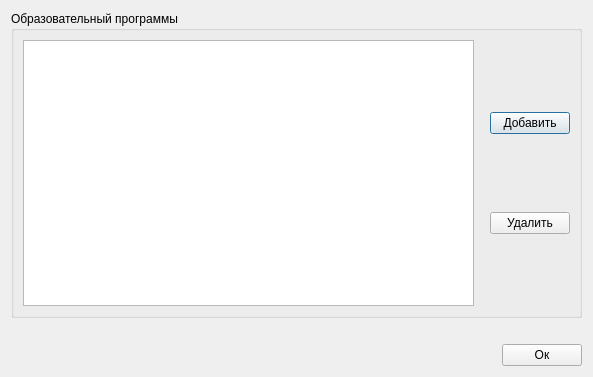
This is ui/educationalprogramwindow.ui in 7enSmile/clientVKR as Qt 5 draws it before an edit. The edited form follows.
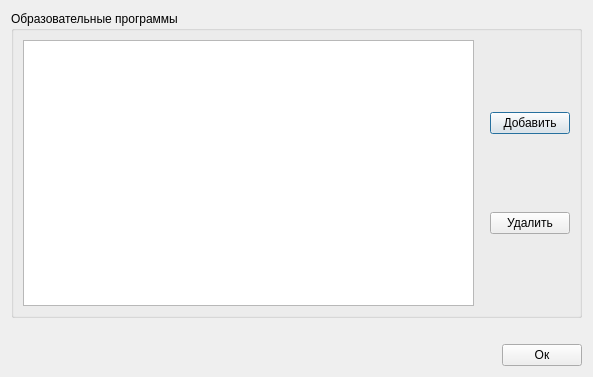
This is the edited form.

Commit message: Добавление образовательной программы у студента

Patch:
```diff
--- a/ui/educationalprogramwindow.ui
+++ b/ui/educationalprogramwindow.ui
@@ -17,7 +17,7 @@
    <item>
     <widget class="QGroupBox" name="groupBox">
      <property name="title">
-      <string>Образовательный программы</string>
+      <string>Образовательные программы</string>
      </property>
      <layout class="QHBoxLayout" name="horizontalLayout_3">
       <item>
```
The commit also changes 9 other files.
